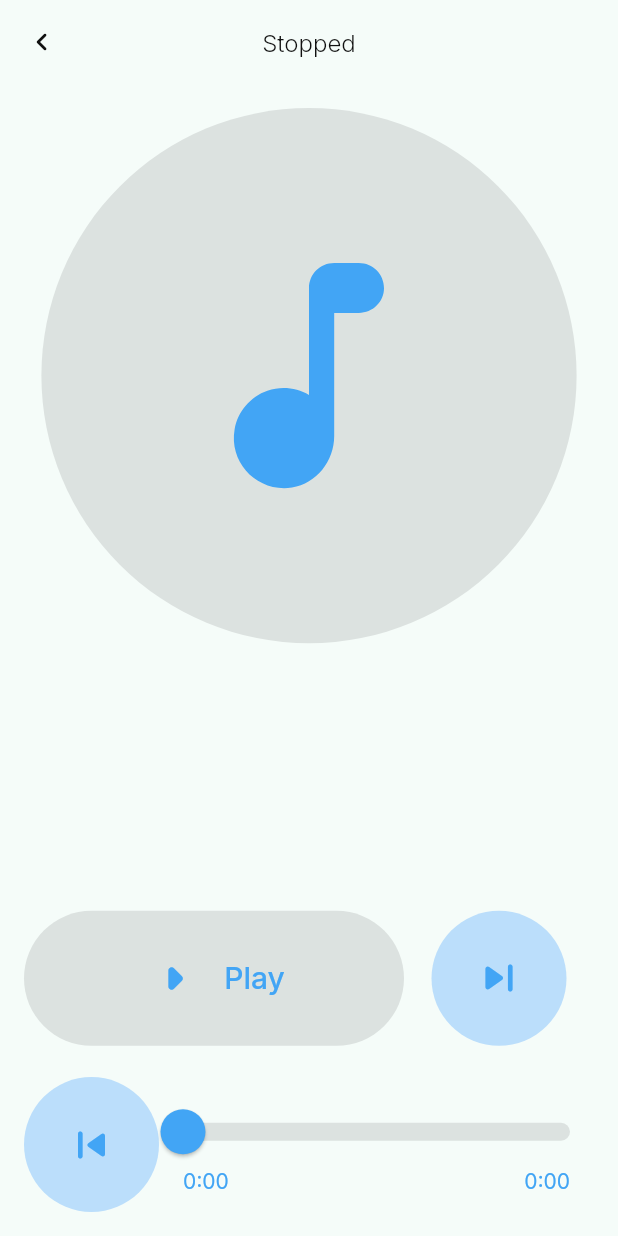
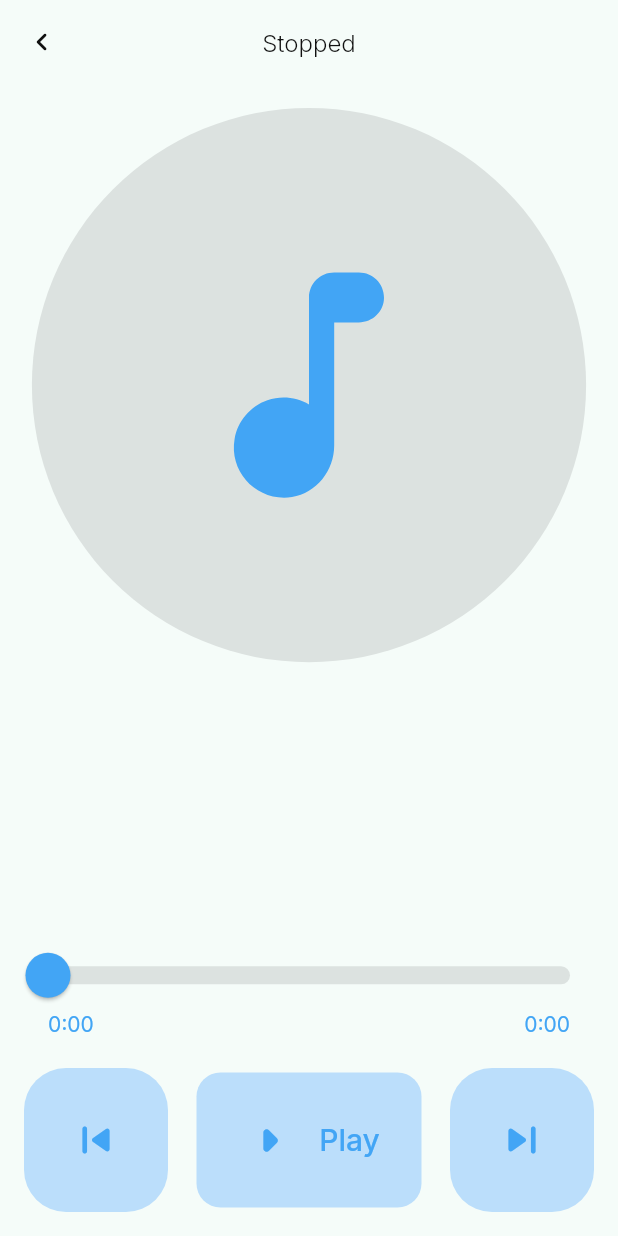
Before and after one commit to hakouguelfen/mousika, a Flutter app: the screen it shows after launch, after a tap on the "music note" icon, on a phone screen of 412 x 824 dp. Run offline on Flutter 3.47's test engine with Material 2 defaults, Android fonts, the phone set to English and light mode, and no system bars; our stand-ins replace audio_service, get_it, google_fonts, just_audio, on_audio_query, permission_handler and 1 more; missing offline and left inert: app_settings.

Commit message:
add useMaterial3 in theme

```diff
--- a/lib/screens/musicPlayer/components/music_play_button.dart
+++ b/lib/screens/musicPlayer/components/music_play_button.dart
@@ -19,13 +19,11 @@ class PlayButton extends StatelessWidget {
             ),
       ),
       icon: musicStateIcon(buttonState),
-      backgroundColor: Theme.of(context).cardColor,
-      foregroundColor: Theme.of(context).colorScheme.secondary,
     );
   }
 
-  Icon musicStateIcon(bool _buttonState) {
-    return _buttonState
+  Icon musicStateIcon(bool buttonState) {
+    return buttonState
         ? const Icon(Icons.arrow_right_rounded, size: 50)
         : const Icon(Icons.pause);
   }
--- a/lib/screens/musicPlayer/music_player.dart
+++ b/lib/screens/musicPlayer/music_player.dart
@@ -19,10 +19,10 @@ class MusicPlayer extends StatefulWidget {
   const MusicPlayer({Key? key, required this.currentSong}) : super(key: key);
 
   @override
-  _MusicPlayerState createState() => _MusicPlayerState();
+  MusicPlayerState createState() => MusicPlayerState();
 }
 
-class _MusicPlayerState extends State<MusicPlayer> {
+class MusicPlayerState extends State<MusicPlayer> {
   final pageManager = getIt<PageManager>();
 
   final favouriteSongs = getIt<FavouriteSongs>();
@@ -131,13 +131,24 @@ class _MusicPlayerState extends State<MusicPlayer> {
     return Column(
       mainAxisAlignment: MainAxisAlignment.spaceBetween,
       children: [
-        // First Row
+        const Padding(
+          padding: EdgeInsets.symmetric(horizontal: defaultPadding),
+          child: MusicSlider(),
+        ),
+        const SizedBox(height: defaultPadding * 1.3),
         Row(
           mainAxisAlignment: MainAxisAlignment.spaceBetween,
           children: [
-            Expanded(
-              flex: 2,
-              child: ValueListenableBuilder<ButtonState>(
+            FloatingActionButton.large(
+              onPressed: () => pageManager.previous(),
+              heroTag: null,
+              elevation: 0,
+              child: Icon(
+                Icons.skip_previous_rounded,
+                size: Theme.of(context).iconTheme.size,
+              ),
+            ),
+            ValueListenableBuilder<ButtonState>(
                 valueListenable: pageManager.playButtonNotifier,
                 builder: (_, buttonState, __) {
                   return PlayButton(
@@ -149,43 +160,17 @@ class _MusicPlayerState extends State<MusicPlayer> {
                     buttonState: buttonState == ButtonState.paused,
                   );
                 }),
-            ),
-            Expanded(
-              flex: 1,
-              child: FloatingActionButton.large(
+            FloatingActionButton.large(
               heroTag: null,
               onPressed: () => pageManager.next(),
+              elevation: 0,
               child: Icon(
                 Icons.skip_next_rounded,
                 size: Theme.of(context).iconTheme.size,
               ),
-                elevation: 0,
-              ),
             ),
           ],
         ),
-        // Second Row
-        const SizedBox(height: defaultPadding * 1.3),
-        Row(
-          mainAxisAlignment: MainAxisAlignment.spaceBetween,
-          children: [
-            FloatingActionButton.large(
-              heroTag: null,
-              onPressed: () => pageManager.previous(),
-              child: Icon(
-                Icons.skip_previous_rounded,
-                size: Theme.of(context).iconTheme.size,
-              ),
-              elevation: 0,
-            ),
-            const Expanded(
-              child: Padding(
-                padding: EdgeInsets.symmetric(horizontal: defaultPadding),
-                child: MusicSlider(),
-              ),
-            ),
-          ],
-        )
       ],
     );
   }
--- a/lib/theme.dart
+++ b/lib/theme.dart
@@ -5,6 +5,7 @@ import 'constants.dart';
 
 ThemeData lightThemeData(BuildContext context) {
   return ThemeData.light().copyWith(
+    useMaterial3: true,
     primaryColor: blue2,
     scaffoldBackgroundColor: lightThemeBackgoundColor,
     appBarTheme: appBarTheme(lightThemeBackgoundColor),
@@ -35,6 +36,7 @@ ThemeData lightThemeData(BuildContext context) {
 
 ThemeData darkThemeData(BuildContext context) {
   return ThemeData.dark().copyWith(
+    useMaterial3: true,
     appBarTheme: appBarTheme(darkThemeBackgroundColor),
     primaryColor: blue1,
     scaffoldBackgroundColor: darkThemeBackgroundColor,
@@ -44,7 +46,6 @@ ThemeData darkThemeData(BuildContext context) {
     colorScheme: const ColorScheme.dark().copyWith(
       primary: cardColorDarkTheme,
       secondary: blue1,
-      secondaryContainer: black3,
       primaryContainer: blue2,
     ),
     sliderTheme: sliderThemeData(
@@ -71,17 +72,14 @@ FloatingActionButtonThemeData floatingActionButtonThemeData(bgColor, fgColor) {
     foregroundColor: fgColor,
     elevation: 0,
     extendedSizeConstraints: const BoxConstraints.tightFor(
-      width: 200,
-      height: 90,
-    ),
-    largeSizeConstraints: const BoxConstraints.tightFor(
-      width: 90,
+      width: 150,
       height: 90,
     ),
   );
 }
 
 class CustomTrackShape extends RoundedRectSliderTrackShape {
+  @override
   Rect getPreferredRect({
     required RenderBox parentBox,
     Offset offset = Offset.zero,
@@ -135,13 +133,14 @@ TabBarTheme tabBarTheme(labelColor, unselectedColor, indicatorColor) {
 NavigationBarThemeData navigationBarThemeData(bgColor) {
   return NavigationBarThemeData(
     labelTextStyle: MaterialStateProperty.all(
-      const TextStyle(fontSize: 14, fontWeight: FontWeight.w400),
+      const TextStyle(fontSize: 14, fontWeight: FontWeight.w400, color: blue1),
     ),
     indicatorColor: blue1,
     iconTheme: MaterialStateProperty.all(
       const IconThemeData(size: 30),
     ),
-    labelBehavior: NavigationDestinationLabelBehavior.alwaysHide,
+    labelBehavior: NavigationDestinationLabelBehavior.alwaysShow,
     backgroundColor: bgColor,
+    height: 100,
   );
 }
```
Also changed, not shown: lib/screens/musicPlayer/components/music_controller.dart (deleted, +0 -96 lines). Lines whose indentation alone changed are shown as unchanged.
